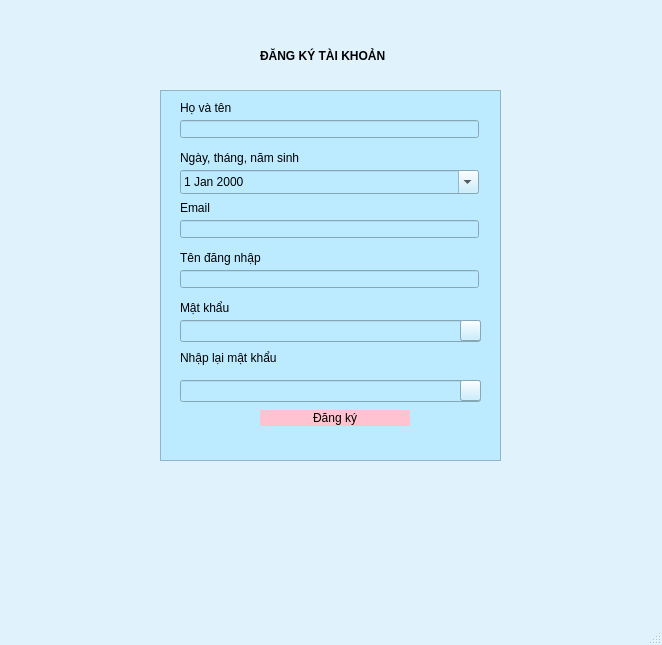
Above: Sign_Up_MainWindow.ui from tunvy313/KTLT before the change. Below: the same form after it.
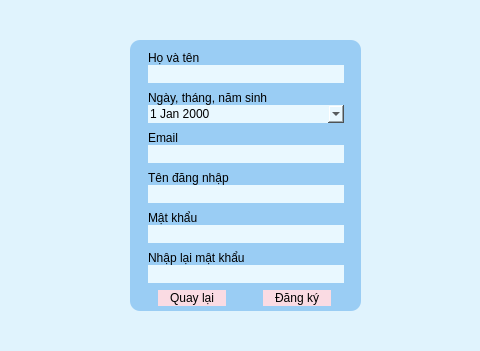
That is the form after the change. Icons and pictures are not drawn.

The edit to the form file:
```diff
--- a/Sign_Up_MainWindow.ui
+++ b/Sign_Up_MainWindow.ui
@@ -6,37 +6,30 @@
    <rect>
     <x>0</x>
     <y>0</y>
-    <width>662</width>
-    <height>645</height>
+    <width>480</width>
+    <height>351</height>
    </rect>
   </property>
-  <property name="maximumSize">
-   <size>
-    <width>16777215</width>
-    <height>16777215</height>
-   </size>
-  </property>
   <property name="windowTitle">
    <string>Đăng nhập</string>
   </property>
   <property name="styleSheet">
-   <string notr="true">QMainWindow#MainWindow{
-	background-color: rgb(224, 243, 253);
-	color: black
-}</string>
+   <string notr="true">background-color: rgb(224, 243, 253)</string>
   </property>
   <widget class="QWidget" name="centralwidget">
    <widget class="QFrame" name="frame">
     <property name="geometry">
      <rect>
-      <x>160</x>
-      <y>90</y>
-      <width>341</width>
-      <height>371</height>
+      <x>130</x>
+      <y>40</y>
+      <width>231</width>
+      <height>271</height>
      </rect>
     </property>
     <property name="styleSheet">
-     <string notr="true">background-color: rgb(188, 234, 255);</string>
+     <string notr="true">background-color: rgb(154, 205, 244);
+border-radius: 10px
+</string>
     </property>
     <property name="frameShape">
      <enum>QFrame::StyledPanel</enum>
@@ -47,9 +40,9 @@
     <widget class="QLabel" name="label">
      <property name="geometry">
       <rect>
-       <x>20</x>
+       <x>18</x>
        <y>10</y>
-       <width>299</width>
+       <width>191</width>
        <height>16</height>
       </rect>
      </property>
@@ -63,9 +56,9 @@
      </property>
      <property name="geometry">
       <rect>
-       <x>20</x>
-       <y>30</y>
-       <width>299</width>
+       <x>18</x>
+       <y>25</y>
+       <width>196</width>
        <height>18</height>
       </rect>
      </property>
@@ -76,10 +69,8 @@
       </size>
      </property>
      <property name="styleSheet">
-      <string notr="true">QLineEdit#txtTen {
-	border-radius: 15px
-	background-color: E9F8FF
-}</string>
+      <string notr="true">border-radius: 15px;
+background-color: rgb(233, 248, 255)</string>
      </property>
      <property name="text">
       <string/>
@@ -88,9 +79,9 @@
     <widget class="QLabel" name="label_2">
      <property name="geometry">
       <rect>
-       <x>20</x>
-       <y>60</y>
-       <width>299</width>
+       <x>18</x>
+       <y>50</y>
+       <width>191</width>
        <height>16</height>
       </rect>
      </property>
@@ -101,10 +92,10 @@
     <widget class="QDateEdit" name="txtNgaySinh">
      <property name="geometry">
       <rect>
-       <x>20</x>
-       <y>80</y>
-       <width>299</width>
-       <height>24</height>
+       <x>18</x>
+       <y>65</y>
+       <width>196</width>
+       <height>18</height>
       </rect>
      </property>
      <property name="baseSize">
@@ -114,9 +105,8 @@
       </size>
      </property>
      <property name="styleSheet">
-      <string notr="true">QDateEdit#txtNgaySinh {
-border- radius: 15px
-}</string>
+      <string notr="true">border-radius: 15px;
+background-color: rgb(233, 248, 255)</string>
      </property>
      <property name="calendarPopup">
       <bool>true</bool>
@@ -125,9 +115,9 @@
     <widget class="QLabel" name="label_3">
      <property name="geometry">
       <rect>
-       <x>20</x>
-       <y>110</y>
-       <width>299</width>
+       <x>18</x>
+       <y>90</y>
+       <width>191</width>
        <height>16</height>
       </rect>
      </property>
@@ -138,9 +128,9 @@
     <widget class="QLineEdit" name="txtEmail">
      <property name="geometry">
       <rect>
-       <x>20</x>
-       <y>130</y>
-       <width>299</width>
+       <x>18</x>
+       <y>105</y>
+       <width>196</width>
        <height>18</height>
       </rect>
      </property>
@@ -151,18 +141,16 @@
       </size>
      </property>
      <property name="styleSheet">
-      <string notr="true">QLineEdit#txtEmail {
-	border-radius: 15px
-	background-color: E9F8FF
-}</string>
+      <string notr="true">border-radius: 15px;
+background-color: rgb(233, 248, 255)</string>
      </property>
     </widget>
     <widget class="QLabel" name="label_4">
      <property name="geometry">
       <rect>
-       <x>20</x>
-       <y>160</y>
-       <width>299</width>
+       <x>18</x>
+       <y>130</y>
+       <width>191</width>
        <height>16</height>
       </rect>
      </property>
@@ -173,9 +161,9 @@
     <widget class="QLineEdit" name="txtTenDangNhap">
      <property name="geometry">
       <rect>
-       <x>20</x>
-       <y>180</y>
-       <width>299</width>
+       <x>18</x>
+       <y>145</y>
+       <width>196</width>
        <height>18</height>
       </rect>
      </property>
@@ -186,18 +174,16 @@
       </size>
      </property>
      <property name="styleSheet">
-      <string notr="true">QLineEdit#txtTenDangNhap {
-	border-radius: 15px
-	background-color: E9F8FF
-}</string>
+      <string notr="true">border-radius: 15px;
+background-color: rgb(233, 248, 255)</string>
      </property>
     </widget>
     <widget class="QLabel" name="label_5">
      <property name="geometry">
       <rect>
-       <x>20</x>
-       <y>210</y>
-       <width>299</width>
+       <x>18</x>
+       <y>170</y>
+       <width>196</width>
        <height>16</height>
       </rect>
      </property>
@@ -208,10 +194,10 @@
     <widget class="QLineEdit" name="txtMatKhau">
      <property name="geometry">
       <rect>
-       <x>20</x>
-       <y>230</y>
-       <width>301</width>
-       <height>22</height>
+       <x>18</x>
+       <y>185</y>
+       <width>196</width>
+       <height>18</height>
       </rect>
      </property>
      <property name="maximumSize">
@@ -221,10 +207,8 @@
       </size>
      </property>
      <property name="styleSheet">
-      <string notr="true">QLineEdit#txtMatKhau {
-	border-radius: 15px
-	background-color: E9F8FF
-}</string>
+      <string notr="true">border-radius: 15px;
+background-color: rgb(233, 248, 255)</string>
      </property>
      <property name="echoMode">
       <enum>QLineEdit::Password</enum>
@@ -233,9 +217,9 @@
     <widget class="QLabel" name="label_6">
      <property name="geometry">
       <rect>
-       <x>20</x>
-       <y>260</y>
-       <width>299</width>
+       <x>18</x>
+       <y>210</y>
+       <width>196</width>
        <height>16</height>
       </rect>
      </property>
@@ -246,10 +230,10 @@
     <widget class="QLineEdit" name="txtNhapLaiMatKhau">
      <property name="geometry">
       <rect>
-       <x>20</x>
-       <y>290</y>
-       <width>301</width>
-       <height>22</height>
+       <x>18</x>
+       <y>225</y>
+       <width>196</width>
+       <height>18</height>
       </rect>
      </property>
      <property name="maximumSize">
@@ -259,10 +243,8 @@
       </size>
      </property>
      <property name="styleSheet">
-      <string notr="true">QLineEdit{
-	border-radius: 15px
-	background-color: E9F8FF
-}</string>
+      <string notr="true">border-radius: 15px;
+background-color: rgb(233, 248, 255)</string>
      </property>
      <property name="echoMode">
       <enum>QLineEdit::Password</enum>
@@ -271,9 +253,9 @@
     <widget class="QPushButton" name="btnDangKy">
      <property name="geometry">
       <rect>
-       <x>100</x>
-       <y>320</y>
-       <width>150</width>
+       <x>133</x>
+       <y>250</y>
+       <width>68</width>
        <height>16</height>
       </rect>
      </property>
@@ -296,11 +278,7 @@
       </size>
      </property>
      <property name="styleSheet">
-      <string notr="true">QPushButton#btnDangKy {
-	background-color: rgb(255, 194, 209);
-	color: black;
-	border-radius: 15px
-}</string>
+      <string notr="true">background-color: rgb(250, 219, 227)</string>
      </property>
      <property name="text">
       <string>Đăng ký</string>
@@ -309,49 +287,18 @@
       <bool>false</bool>
      </property>
     </widget>
-    <widget class="QPushButton" name="btnAnMatKhau">
-     <property name="geometry">
-      <rect>
-       <x>300</x>
-       <y>230</y>
-       <width>21</width>
-       <height>21</height>
-      </rect>
-     </property>
-     <property name="text">
-      <string/>
-     </property>
-     <property name="icon">
-      <iconset>
-       <normaloff>../visible.png</normaloff>../visible.png</iconset>
-     </property>
-    </widget>
-    <widget class="QPushButton" name="btnAnMatKhau_2">
-     <property name="geometry">
-      <rect>
-       <x>300</x>
-       <y>290</y>
-       <width>21</width>
-       <height>21</height>
-      </rect>
-     </property>
-     <property name="text">
-      <string/>
-     </property>
-     <property name="icon">
-      <iconset>
-       <normaloff>../visible.png</normaloff>../visible.png</iconset>
-     </property>
-    </widget>
     <widget class="QPushButton" name="btnHienMatKhau">
      <property name="geometry">
       <rect>
-       <x>300</x>
-       <y>230</y>
+       <x>192</x>
+       <y>184</y>
        <width>21</width>
        <height>21</height>
       </rect>
      </property>
+     <property name="styleSheet">
+      <string notr="true">background-color: rgba(245, 40, 145, 0)</string>
+     </property>
      <property name="text">
       <string/>
      </property>
@@ -363,12 +310,15 @@
     <widget class="QPushButton" name="btnHienMatKhau_2">
      <property name="geometry">
       <rect>
-       <x>300</x>
-       <y>290</y>
+       <x>192</x>
+       <y>223</y>
        <width>21</width>
        <height>21</height>
       </rect>
      </property>
+     <property name="styleSheet">
+      <string notr="true">background-color: rgba(245, 40, 145, 0)</string>
+     </property>
      <property name="text">
       <string/>
      </property>
@@ -380,78 +330,40 @@
     <widget class="QPushButton" name="btnAnMatKhau_3">
      <property name="geometry">
       <rect>
-       <x>300</x>
-       <y>290</y>
-       <width>21</width>
-       <height>21</height>
+       <x>28</x>
+       <y>250</y>
+       <width>68</width>
+       <height>16</height>
       </rect>
      </property>
-     <property name="text">
-      <string/>
+     <property name="sizePolicy">
+      <sizepolicy hsizetype="Fixed" vsizetype="Fixed">
+       <horstretch>0</horstretch>
+       <verstretch>0</verstretch>
+      </sizepolicy>
      </property>
-     <property name="icon">
-      <iconset>
-       <normaloff>../visible.png</normaloff>../visible.png</iconset>
+     <property name="minimumSize">
+      <size>
+       <width>0</width>
+       <height>0</height>
+      </size>
      </property>
-    </widget>
-    <widget class="QPushButton" name="btnAnMatKhau_4">
-     <property name="geometry">
-      <rect>
-       <x>300</x>
-       <y>290</y>
-       <width>21</width>
-       <height>21</height>
-      </rect>
+     <property name="maximumSize">
+      <size>
+       <width>150</width>
+       <height>45</height>
+      </size>
      </property>
+     <property name="styleSheet">
+      <string notr="true">background-color: rgb(250, 219, 227)</string>
+     </property>
      <property name="text">
-      <string/>
+      <string>Quay lại</string>
      </property>
-     <property name="icon">
-      <iconset>
-       <normaloff>../visible.png</normaloff>../visible.png</iconset>
+     <property name="checkable">
+      <bool>false</bool>
      </property>
     </widget>
-    <zorder>btnAnMatKhau_3</zorder>
-    <zorder>btnAnMatKhau_2</zorder>
-    <zorder>label</zorder>
-    <zorder>txtTen</zorder>
-    <zorder>label_2</zorder>
-    <zorder>txtNgaySinh</zorder>
-    <zorder>label_3</zorder>
-    <zorder>txtEmail</zorder>
-    <zorder>label_4</zorder>
-    <zorder>txtTenDangNhap</zorder>
-    <zorder>label_5</zorder>
-    <zorder>txtMatKhau</zorder>
-    <zorder>label_6</zorder>
-    <zorder>txtNhapLaiMatKhau</zorder>
-    <zorder>btnDangKy</zorder>
-    <zorder>btnAnMatKhau</zorder>
-    <zorder>btnHienMatKhau</zorder>
-    <zorder>btnAnMatKhau_4</zorder>
-    <zorder>btnHienMatKhau_2</zorder>
-   </widget>
-   <widget class="QLabel" name="label_7">
-    <property name="geometry">
-     <rect>
-      <x>260</x>
-      <y>30</y>
-      <width>461</width>
-      <height>51</height>
-     </rect>
-    </property>
-    <property name="font">
-     <font>
-      <weight>75</weight>
-      <bold>true</bold>
-     </font>
-    </property>
-    <property name="styleSheet">
-     <string notr="true"/>
-    </property>
-    <property name="text">
-     <string>ĐĂNG KÝ TÀI KHOẢN</string>
-    </property>
    </widget>
   </widget>
   <widget class="QMenuBar" name="menubar">
```
Left out of the diff: 16 changed lines with no effect on the pictures.
